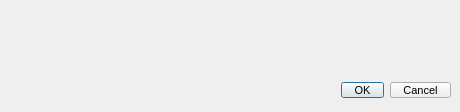
Before: the Qt Designer form src/MEGASync/gui/win/BindFolderDialog.ui in meganz/MEGAsync, drawn with Qt 5.
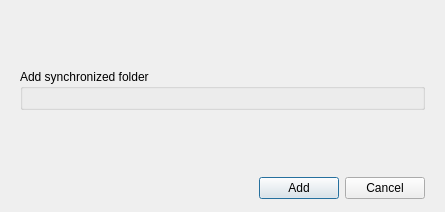
After: the same form once the commit is applied. Icons and pictures are not drawn. Custom widgets are drawn as their Qt base class.

Commit message:
Adjust FolderBinder dialog according to new design
For Windows.

Patch:
```diff
--- a/src/MEGASync/gui/win/BindFolderDialog.ui
+++ b/src/MEGASync/gui/win/BindFolderDialog.ui
@@ -6,65 +6,64 @@
    <rect>
     <x>0</x>
     <y>0</y>
-    <width>460</width>
-    <height>112</height>
+    <width>445</width>
+    <height>212</height>
    </rect>
   </property>
   <property name="windowTitle">
    <string>Add synchronized folder</string>
   </property>
-  <property name="styleSheet">
-   <string notr="true">QWidget
-{
-font-size: 11px;
-}
-
-QCheckBox::indicator {
-     width: 16px;
-     height: 16px;
- }
-
-QRadioButton::indicator {
-     width: 16px;
-     height: 16px;
- }
-
-QScrollBar:horizontal {
-height: 16px;
-}
-
-QPushButton
-{
-    min-height: 14px;
-	height: 14px;
-	padding-right: 12px;
-	padding-left: 12px;
-}
-</string>
-  </property>
   <layout class="QVBoxLayout" name="verticalLayout">
    <property name="spacing">
-    <number>6</number>
+    <number>10</number>
    </property>
    <property name="leftMargin">
-    <number>9</number>
-   </property>
-   <property name="topMargin">
-    <number>9</number>
+    <number>20</number>
    </property>
    <property name="rightMargin">
-    <number>9</number>
+    <number>20</number>
    </property>
-   <property name="bottomMargin">
-    <number>9</number>
-   </property>
-   <item>
-    <widget class="FolderBinder" name="wBinder" native="true">
+   <item alignment="Qt::AlignHCenter">
+    <widget class="QLabel" name="label">
+     <property name="maximumSize">
+      <size>
+       <width>128</width>
+       <height>48</height>
+      </size>
+     </property>
      <property name="styleSheet">
-      <string notr="true"/>
+      <string notr="true">border-image: url(&quot;:/images/megasync_logo.png&quot;);
+min-width: 128px;
+min-height: 48px;
+</string>
      </property>
     </widget>
    </item>
+   <item>
+    <widget class="QGroupBox" name="groupBox">
+     <property name="title">
+      <string>Add synchronized folder</string>
+     </property>
+     <layout class="QVBoxLayout" name="verticalLayout_2">
+      <item>
+       <widget class="FolderBinder" name="wBinder" native="true"/>
+      </item>
+     </layout>
+    </widget>
+   </item>
+   <item>
+    <spacer name="verticalSpacer">
+     <property name="orientation">
+      <enum>Qt::Vertical</enum>
+     </property>
+     <property name="sizeHint" stdset="0">
+      <size>
+       <width>20</width>
+       <height>40</height>
+      </size>
+     </property>
+    </spacer>
+   </item>
    <item>
     <widget class="QWidget" name="bLayout" native="true">
      <property name="maximumSize">
@@ -110,11 +109,11 @@
         <property name="minimumSize">
          <size>
           <width>0</width>
-          <height>22</height>
+          <height>0</height>
          </size>
         </property>
         <property name="text">
-         <string>OK</string>
+         <string>Add</string>
         </property>
        </widget>
       </item>
@@ -129,7 +128,7 @@
         <property name="minimumSize">
          <size>
           <width>0</width>
-          <height>22</height>
+          <height>0</height>
          </size>
         </property>
         <property name="text">
```
The commit also changes 2 other files.
